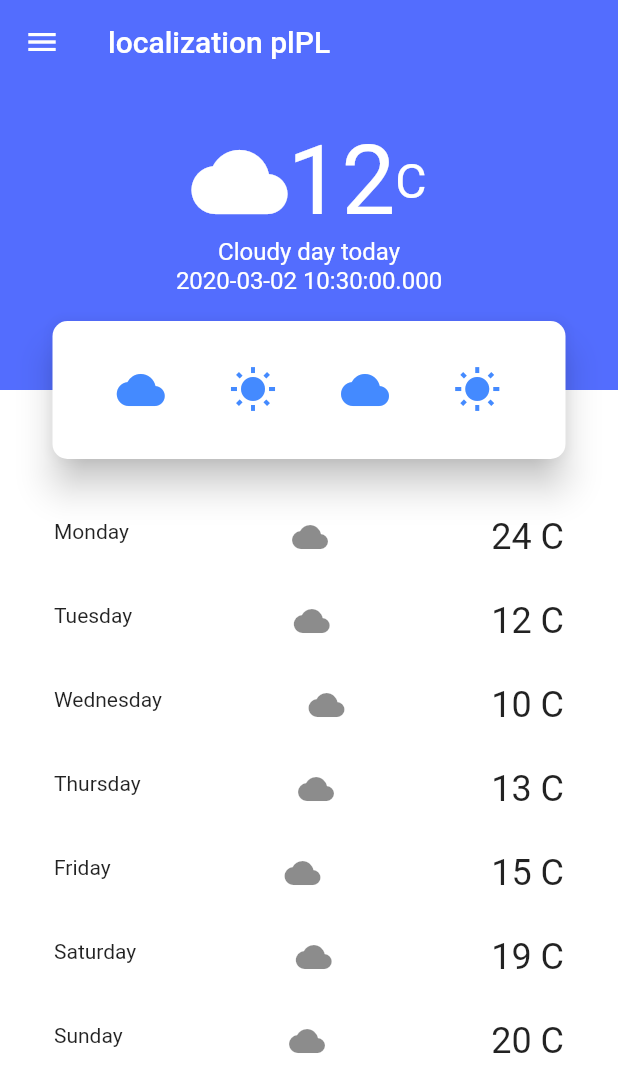
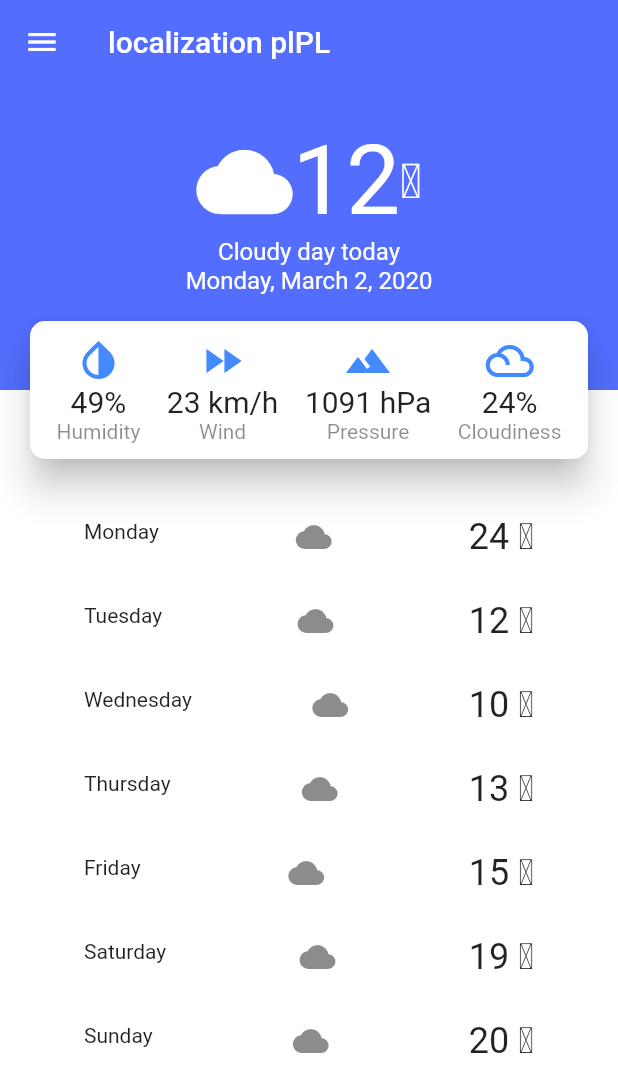
Before and after one commit to gkubiak92/myWeatherApp, a Flutter app: the screen it shows after launch, on a phone screen of 412 x 824 dp. Shown: the top 1092 px of the screen. Run offline on Flutter 3.47's test engine with Material 2 defaults, Android fonts, the phone set to English and light mode, and no system bars.

Commit message:
Remove unnecessary files, add details and intl package

```diff
--- a/lib/main.dart
+++ b/lib/main.dart
@@ -14,7 +14,7 @@ class MyApp extends StatelessWidget {
         primarySwatch: Colors.blue,
       ),
       home: Scaffold(
-        extendBodyBehindAppBar: true,
+        extendBodyBehindAppBar: true, //'detach' appBar from background
         backgroundColor: Colors.white,
         appBar: AppBar(
           backgroundColor: Colors.transparent,
@@ -47,7 +47,10 @@ class MyApp extends StatelessWidget {
             ),
             Expanded(
               child: Padding(
-                padding: EdgeInsets.all(20),
+                padding: EdgeInsets.symmetric(
+                  horizontal: 40,
+                  vertical: 20,
+                ),
                 child: NextDaysWeather(),
               ),
             )
--- a/lib/widgets/background_page.dart
+++ /dev/null
@@ -1,12 +0,0 @@
-import 'package:flutter/material.dart';
-
-class BackgroundPage extends StatelessWidget {
-  @override
-  Widget build(BuildContext context) {
-    return Container(
-      width: double.infinity,
-      height: double.infinity,
-      color: Colors.indigoAccent,
-    );
-  }
-}
--- a/lib/widgets/main_app_bar.dart
+++ /dev/null
@@ -1,8 +0,0 @@
-import 'package:flutter/material.dart';
-
-class MainAppBar extends StatelessWidget {
-  @override
-  Widget build(BuildContext context) {
-    return Row();
-  }
-}
--- a/lib/widgets/weather/day_list_tile.dart
+++ b/lib/widgets/weather/day_list_tile.dart
@@ -12,7 +12,7 @@ class DayListTile extends StatelessWidget {
       leading: Text(this.day),
       title: Icon(Icons.wb_cloudy),
       trailing: Text(
-        '${this.temperature.toString()} C',
+        '${this.temperature.toString()} \u2103',
         style: TextStyle(fontSize: 24),
       ),
     );
--- /dev/null
+++ b/lib/widgets/weather/weather_detail_tile.dart
@@ -0,0 +1,28 @@
+import 'package:flutter/material.dart';
+
+class WeatherDetailTile extends StatelessWidget {
+  final String value;
+  final String description;
+  final IconData icon;
+
+  const WeatherDetailTile({Key key, this.value, this.description, this.icon})
+      : super(key: key);
+
+  @override
+  Widget build(BuildContext context) {
+    return Column(
+      mainAxisAlignment: MainAxisAlignment.center,
+      children: <Widget>[
+        Icon(this.icon, size: 32, color: Colors.blueAccent),
+        Text(
+          this.value,
+          style: TextStyle(fontSize: 20),
+        ),
+        Text(
+          this.description,
+          style: TextStyle(color: Colors.black45),
+        ),
+      ],
+    );
+  }
+}
--- a/lib/widgets/weather/weather_details.dart
+++ b/lib/widgets/weather/weather_details.dart
@@ -1,11 +1,12 @@
 import 'package:flutter/material.dart';
+import 'package:myWeatherApp/widgets/weather/weather_detail_tile.dart';
 
 class WeatherDetail extends StatelessWidget {
   @override
   Widget build(BuildContext context) {
     return Container(
       height: 100,
-      width: 350,
+      width: 380,
       child: Card(
         elevation: 10,
         shape: RoundedRectangleBorder(
@@ -15,10 +16,26 @@ class WeatherDetail extends StatelessWidget {
         child: Row(
           mainAxisAlignment: MainAxisAlignment.spaceEvenly,
           children: <Widget>[
-            Icon(Icons.wb_cloudy, size: 32, color: Colors.blueAccent),
-            Icon(Icons.wb_sunny, size: 32, color: Colors.blueAccent),
-            Icon(Icons.wb_cloudy, size: 32, color: Colors.blueAccent),
-            Icon(Icons.wb_sunny, size: 32, color: Colors.blueAccent),
+            WeatherDetailTile(
+              icon: Icons.invert_colors,
+              value: '49%',
+              description: 'Humidity',
+            ),
+            WeatherDetailTile(
+              icon: Icons.fast_forward,
+              value: '23 km/h',
+              description: 'Wind',
+            ),
+            WeatherDetailTile(
+              icon: Icons.filter_hdr,
+              value: '1091 hPa',
+              description: 'Pressure',
+            ),
+            WeatherDetailTile(
+              icon: Icons.filter_drama,
+              value: '24%',
+              description: 'Cloudiness',
+            ),
           ],
         ),
       ),
--- a/lib/widgets/weather/weather_summary.dart
+++ b/lib/widgets/weather/weather_summary.dart
@@ -1,4 +1,5 @@
 import 'package:flutter/material.dart';
+import 'package:intl/intl.dart';
 
 class WeatherSummary extends StatelessWidget {
   final int temperature;
@@ -10,6 +11,9 @@ class WeatherSummary extends StatelessWidget {
 
   @override
   Widget build(BuildContext context) {
+    final df = DateFormat.yMMMMEEEEd();
+    final formattedDate = df.format(this.date);
+
     return Container(
       width: double.infinity,
       height: 260,
@@ -28,14 +32,14 @@ class WeatherSummary extends StatelessWidget {
                   style: TextStyle(fontSize: 64, color: Colors.white),
                 ),
                 Text(
-                  'C',
+                  '\u2103', //farenheit: \u2109 only degree symbol: \u00B0
                   style: TextStyle(fontSize: 32, color: Colors.white),
                 )
               ],
             ),
             Text(this.summary,
                 style: TextStyle(fontSize: 16, color: Colors.white)),
-            Text(this.date.toString(),
+            Text(formattedDate.toString(),
                 style: TextStyle(fontSize: 16, color: Colors.white)),
           ],
         ),
```
Also changed, not shown: pubspec.yaml (+1 -6 lines), pubspec.lock.
